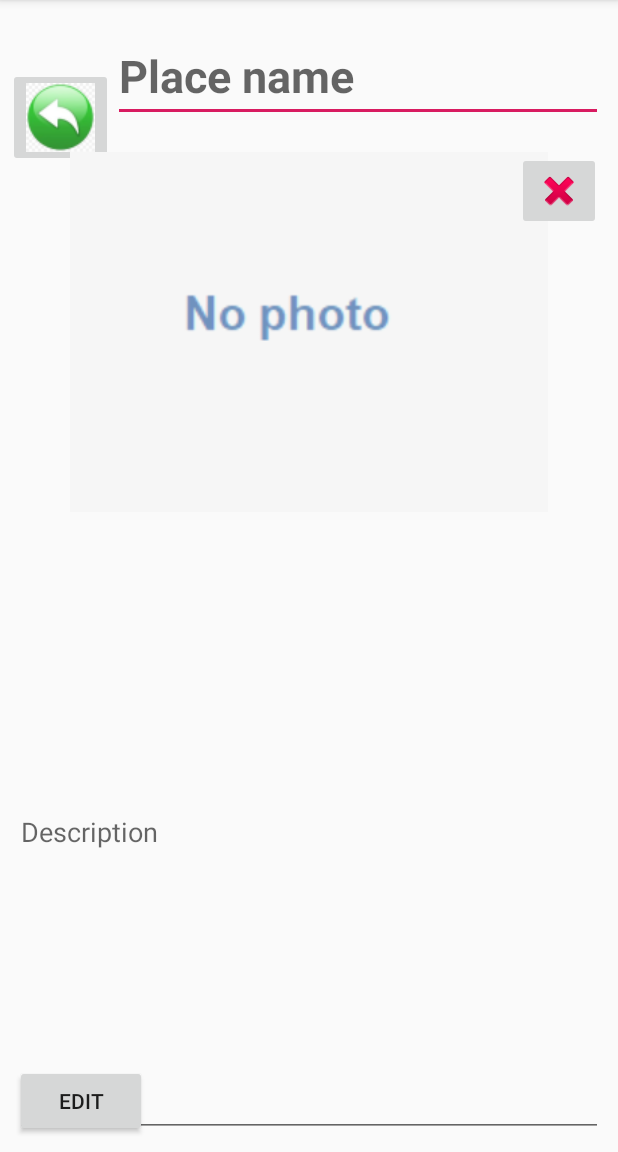
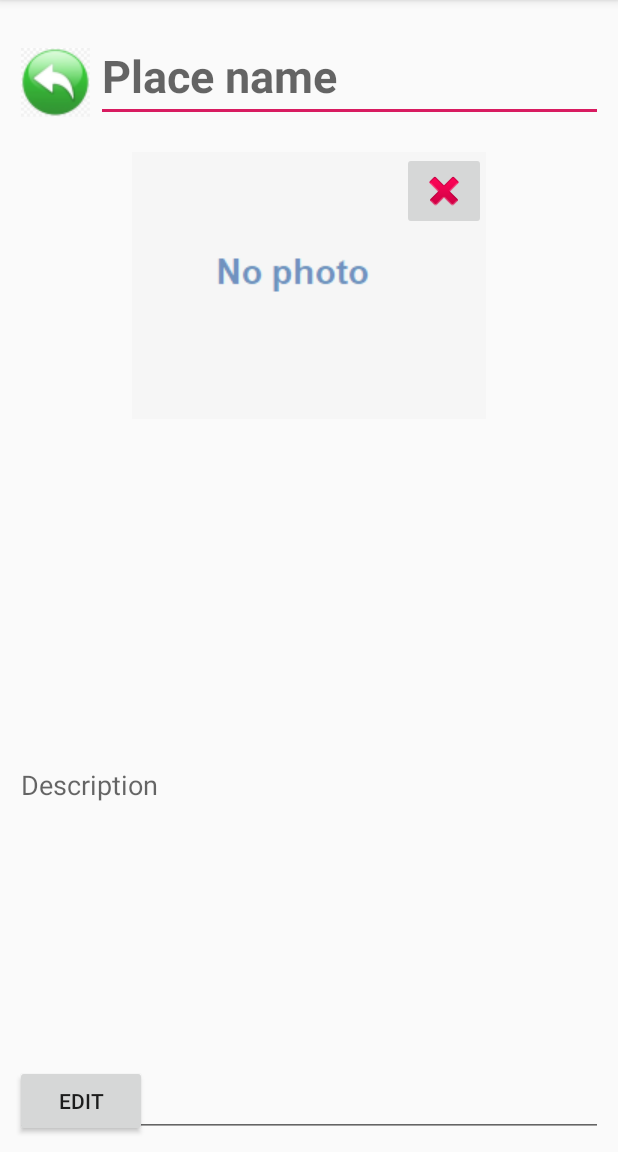
Before and after one commit to raultolp/mobileproject, an Android app: the BlogItemActivity screen opened directly, with no data from a screen before it, on a phone screen of 412 x 824 dp, the part 84-1236 px from its top. Run offline under Robolectric (Android 15) with nearby library versions, the phone set to English and light mode, and no system bars.

Commit message:
small fixes in icons etc

```diff
--- a/app/src/main/res/layout/activity_main.xml
+++ b/app/src/main/res/layout/activity_main.xml
@@ -25,7 +25,8 @@
         android:layout_marginStart="10dp"
         android:layout_marginTop="10dp"
         android:text="My blogs"
-        android:textSize="24sp"
+        android:textColor="#4CAF50"
+        android:textSize="22sp"
         android:textStyle="bold"
         app:layout_constraintStart_toStartOf="parent"
         app:layout_constraintTop_toBottomOf="@+id/mapView" />
@@ -47,8 +48,8 @@
         android:layout_width="wrap_content"
         android:layout_height="wrap_content"
         android:layout_marginBottom="10dp"
+        android:onClick="createBlog"
         android:text="New"
-        android:onClick="createBlog"
         app:layout_constraintBottom_toBottomOf="parent"
         app:layout_constraintEnd_toEndOf="parent"
         app:layout_constraintHorizontal_bias="0.5"
--- a/app/src/main/res/layout/blog_activity.xml
+++ b/app/src/main/res/layout/blog_activity.xml
@@ -8,10 +8,10 @@
 
     <ImageButton
         android:id="@+id/backButton"
-        android:layout_width="wrap_content"
-        android:layout_height="wrap_content"
-        android:layout_marginStart="5dp"
-        android:layout_marginTop="45dp"
+        android:layout_width="49dp"
+        android:layout_height="46dp"
+        android:layout_marginStart="10dp"
+        android:layout_marginTop="32dp"
         android:onClick="backToMain"
         app:layout_constraintStart_toStartOf="parent"
         app:layout_constraintTop_toTopOf="parent"
@@ -27,6 +27,7 @@
         android:hint="Blog title"
         android:inputType="text"
         android:text=""
+        android:textColor="#36A735"
         android:textSize="30sp"
         android:textStyle="bold"
         app:layout_constraintEnd_toEndOf="parent"
--- a/app/src/main/res/layout/blog_item_activity.xml
+++ b/app/src/main/res/layout/blog_item_activity.xml
@@ -8,10 +8,10 @@
 
     <ImageButton
         android:id="@+id/backButton"
-        android:layout_width="wrap_content"
-        android:layout_height="wrap_content"
-        android:layout_marginStart="5dp"
-        android:layout_marginTop="45dp"
+        android:layout_width="54dp"
+        android:layout_height="46dp"
+        android:layout_marginStart="10dp"
+        android:layout_marginTop="32dp"
         android:onClick="backToBlog"
         app:layout_constraintStart_toStartOf="parent"
         app:layout_constraintTop_toTopOf="parent"
@@ -27,6 +27,7 @@
         android:hint="Place name"
         android:inputType="text"
         android:text=""
+        android:textColor="#36A735"
         android:textSize="30sp"
         android:textStyle="bold"
         app:layout_constraintEnd_toEndOf="parent"
@@ -53,8 +54,8 @@
 
     <ImageView
         android:id="@+id/imageView"
-        android:layout_width="389dp"
-        android:layout_height="240dp"
+        android:layout_width="wrap_content"
+        android:layout_height="wrap_content"
         android:layout_marginStart="10dp"
         android:layout_marginTop="20dp"
         android:layout_marginEnd="10dp"
@@ -65,14 +66,14 @@
 
     <ImageButton
         android:id="@+id/cameraButton"
-        android:layout_width="wrap_content"
-        android:layout_height="wrap_content"
-        android:layout_marginTop="20dp"
+        android:layout_width="70dp"
+        android:layout_height="69dp"
+        android:layout_marginTop="10dp"
         android:layout_marginEnd="10dp"
+        android:onClick="openCamera"
         android:visibility="visible"
-        android:onClick="openCamera"
         app:layout_constraintEnd_toEndOf="parent"
-        app:layout_constraintTop_toTopOf="@+id/dateTimeField"
+        app:layout_constraintTop_toTopOf="@+id/imageView"
         app:srcCompat="@mipmap/camera_icon_green" />
     <!--     visibility="visible"  -> in Edit mode, when no photo has beed added;
 (then the button also moves to its designated location on screen).
@@ -80,12 +81,13 @@
 
     <ImageButton
         android:id="@+id/uploadButton"
-        android:layout_width="wrap_content"
-        android:layout_height="wrap_content"
+        android:layout_width="65dp"
+        android:layout_height="70dp"
         android:layout_marginTop="10dp"
+        android:layout_marginEnd="10dp"
+        android:onClick="fileUpload"
         android:visibility="visible"
-        android:onClick="fileUpload"
-        app:layout_constraintEnd_toEndOf="@+id/imageView"
+        app:layout_constraintEnd_toEndOf="parent"
         app:layout_constraintTop_toBottomOf="@+id/cameraButton"
         app:srcCompat="@mipmap/upload_icon_green" />
     <!--     visibility="visible"  -> in Edit mode, when no photo has beed added;
@@ -96,8 +98,8 @@
         android:id="@+id/imageDeleteButton"
         android:layout_width="wrap_content"
         android:layout_height="wrap_content"
-        android:visibility="gone"
         android:onClick="deleteImage"
+        android:visibility="visible"
         app:layout_constraintEnd_toEndOf="@+id/imageView"
         app:layout_constraintTop_toTopOf="@+id/imageView"
         app:srcCompat="@android:drawable/ic_delete" />
@@ -131,8 +133,8 @@
         android:layout_height="wrap_content"
         android:layout_marginStart="10dp"
         android:layout_marginBottom="10dp"
+        android:onClick="editItemInputs"
         android:text="Edit"
-        android:onClick="editItemInputs"
         android:visibility="gone"
         app:layout_constraintBottom_toBottomOf="parent"
         app:layout_constraintStart_toStartOf="parent" />
```
